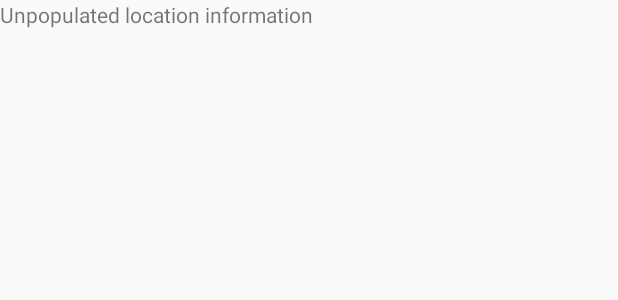
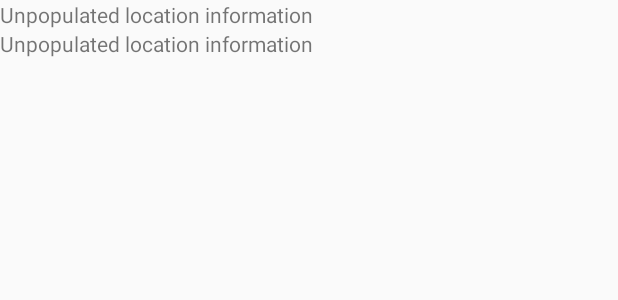
Before and after one commit to AppSecAI-TEST/parkd, an Android app: the layout fragment_location.xml on its own in the app's theme, with its tools: preview values and no code run, on a phone screen of 412 x 824 dp. Shown: the top 300 px of the screen. Run offline under Robolectric (Android 15) with nearby library versions, the phone set to English and light mode, and no system bars.

Commit message:
JSON parsing of basic Location object
Note that this is not yet tested, as I do not yet have a server at my
disposal to produce the JSON that I want.  However, there is basic logic
in this commit to allow for the parsing of a JSON object representing a
Location with a name and an ID field to be parsed into a POJO.

Once I have the Rails server accessible I will be able to legitimately
continue developing on this branch.

```diff
--- a/app/src/main/res/layout/fragment_location.xml
+++ b/app/src/main/res/layout/fragment_location.xml
@@ -4,11 +4,23 @@
     android:layout_height="match_parent"
     tools:context="com.vinot.parkd.LocationFragment">
 
-    <!-- TODO: Update blank fragment layout -->
-    <TextView
-        android:id="@+id/fragment_location_textview"
+    <LinearLayout
+        android:id="@+id/fragment_location_linearlayout"
         android:layout_width="match_parent"
         android:layout_height="match_parent"
-        android:text="@string/fragment_location_textview_default" />
+        android:orientation="vertical">
+        <TextView
+            android:id="@+id/fragment_location_id_textview"
+            android:layout_width="wrap_content"
+            android:layout_height="wrap_content"
+            android:text="@string/fragment_location_textview_default" />
+        <TextView
+            android:id="@+id/fragment_location_name_textview"
+            android:layout_width="wrap_content"
+            android:layout_height="wrap_content"
+            android:text="@string/fragment_location_textview_default" />
+    </LinearLayout>
+
+
 
 </FrameLayout>
--- a/app/src/main/res/values/strings.xml
+++ b/app/src/main/res/values/strings.xml
@@ -5,4 +5,6 @@
     <string name="url_location">http://www.google.com.au</string>
     <string name="fragment_location_textview_default">Unpopulated location information</string>
     <string name="prompt_invitation">place your phone over the\nprompt point and slide it down slowly\nwaiting for activation</string>
+    <string name="fragment_location_textview_id">ID: %1$d</string>
+    <string name="fragment_location_textview_name">NAME: %1$s</string>
 </resources>
```
Also changed, not shown: app/src/main/java/com/vinot/parkd/Location.java (added, +35 -0 lines), app/src/main/java/com/vinot/parkd/LocationFragment.java (+53 -16 lines).
